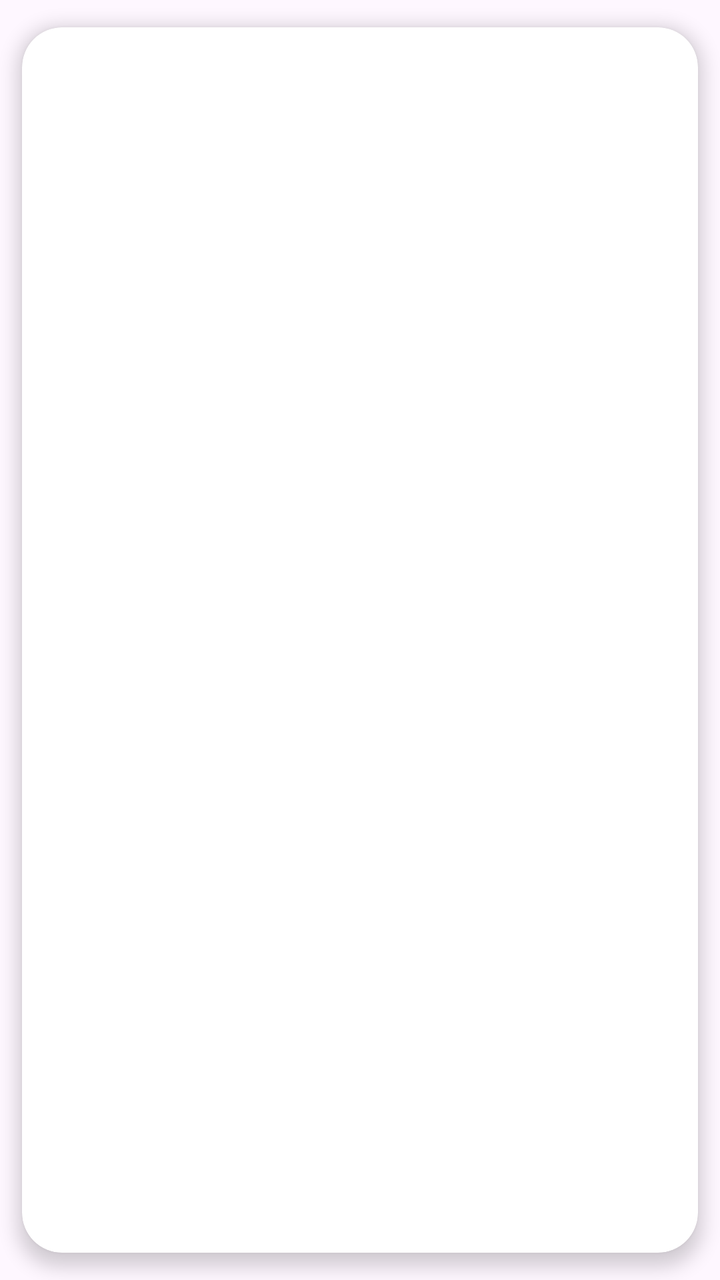
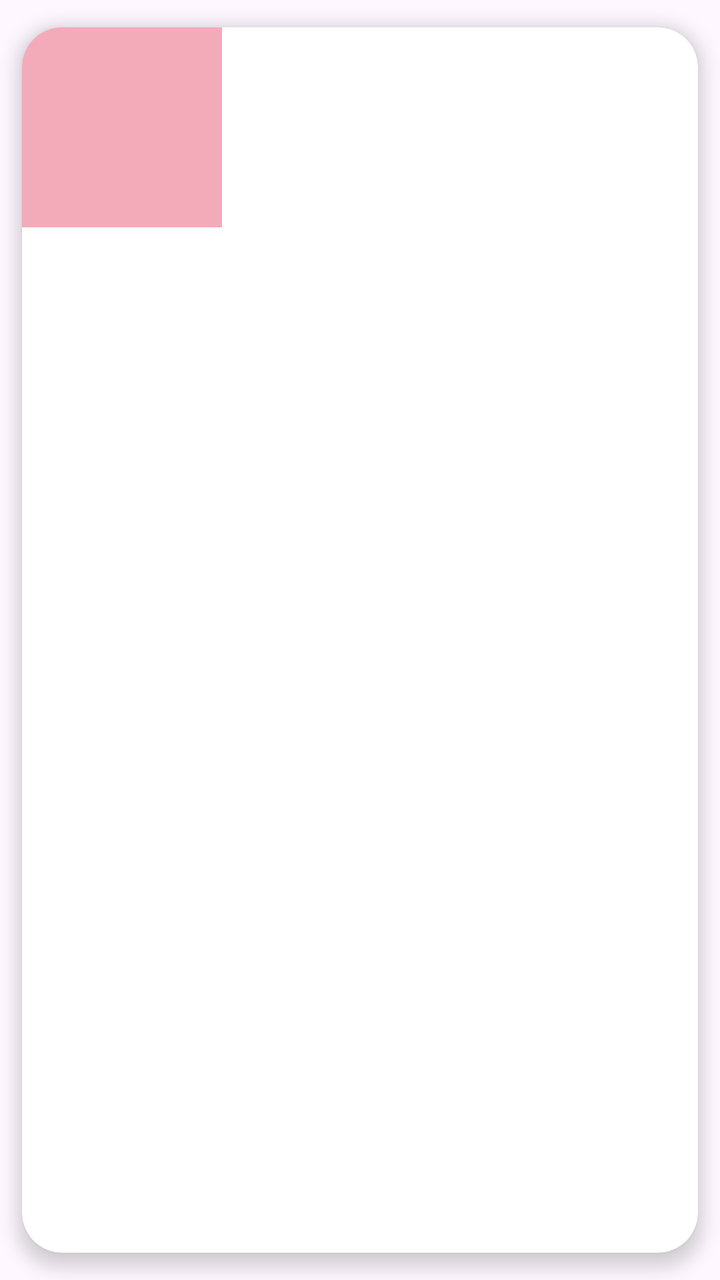

The first picture is an Android layout as it rendered before a commit; the second is the same layout after the commit. The layout source and the unified diff follow.
<!-- AndroidManifest.xml: application theme Theme.FastMart -->
<!-- res/layout/item_card.xml -->
<?xml version="1.0" encoding="utf-8"?>
<androidx.cardview.widget.CardView xmlns:android="http://schemas.android.com/apk/res/android"
    android:id="@+id/item_card"
    android:layout_width="match_parent"
    android:layout_height="wrap_content"
    xmlns:app="http://schemas.android.com/apk/res-auto"
    android:orientation="vertical"
    app:cardCornerRadius="20dp"
    app:cardElevation="5dp"
    app:cardUseCompatPadding="true"
    >
    <LinearLayout
        android:layout_width="match_parent"
        android:layout_height="wrap_content"
        android:orientation="horizontal"
        >
        <LinearLayout
            android:layout_width="match_parent"
            android:layout_height="0dp"
            android:layout_weight="0.6"
            android:background="?item_image_color"
            android:gravity="center"
            >
            <ImageView
                android:id="@+id/item_image"
                android:layout_width="100dp"
                android:layout_height="100dp"
                android:layout_gravity="center"
                />
        </LinearLayout>
        <LinearLayout
            android:layout_width="match_parent"
            android:layout_height="0dp"
            android:layout_weight="0.4"
            android:orientation="vertical"
            android:layout_margin="15dp"
            >
            <TextView
                android:id="@+id/item_price"
                android:layout_width="match_parent"
                android:layout_height="wrap_content"
                android:textAlignment="viewStart"
                android:textStyle="bold"
                android:fontFamily="sans-serif-black"
                android:textSize="20sp"
                android:layout_marginBottom="5dp"
                />
            <TextView
                android:id="@+id/item_name"
                android:layout_width="match_parent"
                android:layout_height="wrap_content"
                android:textAlignment="viewStart"
                android:fontFamily="sans-serif"
                android:textSize="15sp"
                android:layout_marginBottom="5dp"
                />
            <LinearLayout
                android:layout_width="match_parent"
                android:layout_height="wrap_content"
                android:orientation="horizontal"
                >
                <TextView
                    android:id="@+id/item_model"
                    android:layout_width="wrap_content"
                    android:layout_height="wrap_content"
                    android:textAlignment="viewStart"
                    android:fontFamily="sans-serif"
                    android:textSize="11sp"
                    />
                <TextView
                    android:id="@+id/item_color"
                    android:layout_width="wrap_content"
                    android:layout_height="wrap_content"
                    android:textAlignment="viewStart"
                    android:fontFamily="sans-serif"
                    android:textSize="11sp"
                    android:layout_marginStart="10dp"
                    />
            </LinearLayout>
        </LinearLayout>
    </LinearLayout>
</androidx.cardview.widget.CardView>
<!-- resources referenced by this layout -->
<resources>
  <style name="Theme.FastMart" parent="Base.Theme.FastMart" />
  <style name="Base.Theme.FastMart" parent="Theme.Material3.DayNight.NoActionBar">
          
          
          <item name="android:textColor">@color/black</item>
          <item name="loading_bar_color">@color/black</item>
          <item name="deal_of_day_background_color">@color/skinish</item>
          <item name="item_image_color">@color/skinish</item>
          <item name="button_bg_color">@color/black</item>
          <item name="login_signup_bg">@color/trans_bg_shade_light</item>
      </style>
  <color name="black">#FF000000</color>
  <color name="skinish">#F4ABB9</color>
  <color name="trans_bg_shade_light">#81C7BCBC</color>
</resources>

<!-- the commit's change to res/layout/item_card.xml (unified diff, before → after) -->
@@ -1,7 +1,7 @@
 <?xml version="1.0" encoding="utf-8"?>
 <androidx.cardview.widget.CardView xmlns:android="http://schemas.android.com/apk/res/android"
     android:id="@+id/item_card"
-    android:layout_width="match_parent"
+    android:layout_width="wrap_content"
     android:layout_height="wrap_content"
     xmlns:app="http://schemas.android.com/apk/res-auto"
     android:orientation="vertical"
@@ -10,34 +10,35 @@
     app:cardUseCompatPadding="true"
     >
     <LinearLayout
-        android:layout_width="match_parent"
+        android:layout_width="wrap_content"
         android:layout_height="wrap_content"
-        android:orientation="horizontal"
+        android:orientation="vertical"
+        android:baselineAligned="false"
         >
         <LinearLayout
-            android:layout_width="match_parent"
+            android:layout_width="wrap_content"
             android:layout_height="0dp"
-            android:layout_weight="0.6"
+            android:layout_weight="0.4"
             android:background="?item_image_color"
-            android:gravity="center"
             >
             <ImageView
                 android:id="@+id/item_image"
                 android:layout_width="100dp"
                 android:layout_height="100dp"
                 android:layout_gravity="center"
+                android:contentDescription="@string/dod_img_description"
                 />
         </LinearLayout>
         <LinearLayout
-            android:layout_width="match_parent"
+            android:layout_width="wrap_content"
             android:layout_height="0dp"
-            android:layout_weight="0.4"
+            android:layout_weight="0.6"
             android:orientation="vertical"
             android:layout_margin="15dp"
             >
             <TextView
                 android:id="@+id/item_price"
-                android:layout_width="match_parent"
+                android:layout_width="wrap_content"
                 android:layout_height="wrap_content"
                 android:textAlignment="viewStart"
                 android:textStyle="bold"
@@ -47,7 +48,7 @@
                 />
             <TextView
                 android:id="@+id/item_name"
-                android:layout_width="match_parent"
+                android:layout_width="wrap_content"
                 android:layout_height="wrap_content"
                 android:textAlignment="viewStart"
                 android:fontFamily="sans-serif"
@@ -55,7 +56,7 @@
                 android:layout_marginBottom="5dp"
                 />
             <LinearLayout
-                android:layout_width="match_parent"
+                android:layout_width="wrap_content"
                 android:layout_height="wrap_content"
                 android:orientation="horizontal"
                 >
<!-- resource entries referenced after the edit -->
@@ -1,5 +1,6 @@
 <!-- resources referenced by this layout -->
 <resources>
+  <string name="dod_img_description">Item Image</string>
   <style name="Theme.FastMart" parent="Base.Theme.FastMart" />
   <style name="Base.Theme.FastMart" parent="Theme.Material3.DayNight.NoActionBar">
           
